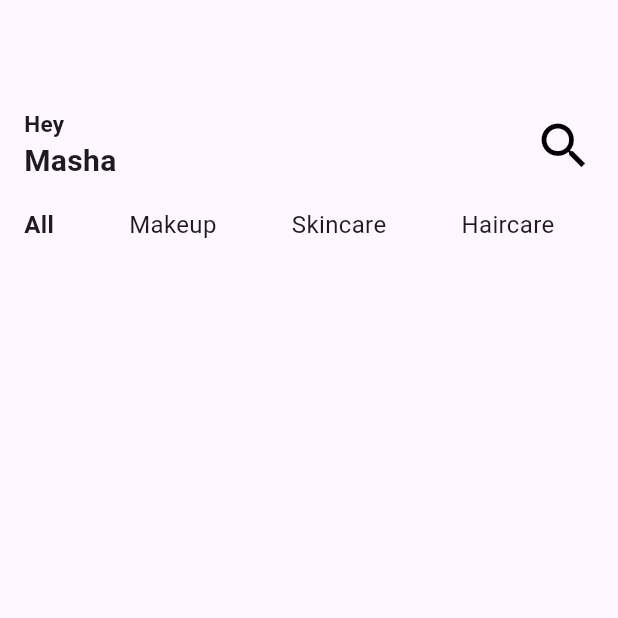
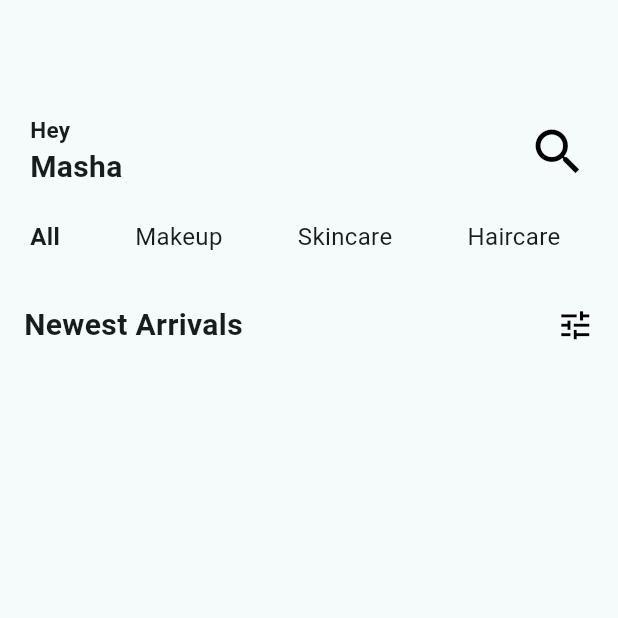
Before and after one commit to kidu90/cosmetics_supplies_mobile_application, a Flutter app: the screen it shows after launch, on a phone screen of 412 x 824 dp, the top half of it. Run offline on Flutter 3.47's test engine with Material 3 defaults, Android fonts, the light colour scheme and no system bars.

Commit message:
Update theme color and adjust padding in home screen layout

```diff
--- a/lib/main.dart
+++ b/lib/main.dart
@@ -14,7 +14,7 @@ class MyApp extends StatelessWidget {
     return MaterialApp(
       title: 'Flutter Demo',
       theme: ThemeData(
-        colorScheme: ColorScheme.fromSeed(seedColor: Colors.deepPurple),
+        colorScheme: ColorScheme.fromSeed(seedColor: Colors.white),
         useMaterial3: true,
       ),
       home: const HomeScreen(),
--- a/lib/screens/home_screen.dart
+++ b/lib/screens/home_screen.dart
@@ -15,7 +15,7 @@ class HomeScreen extends StatelessWidget {
           crossAxisAlignment: CrossAxisAlignment.start,
           children: [
             Padding(
-              padding: const EdgeInsets.all(16.0),
+              padding: const EdgeInsets.all(20.0),
               child: Row(
                 mainAxisAlignment: MainAxisAlignment.spaceBetween,
                 children: [
@@ -42,7 +42,29 @@ class HomeScreen extends StatelessWidget {
                 ],
               ),
             ),
-            CategoryCard()
+            CategoryCard(),
+            Column(
+              children: [
+                Padding(
+                  padding: const EdgeInsets.all(16.0),
+                  child: Row(
+                    mainAxisAlignment: MainAxisAlignment.spaceBetween,
+                    children: [
+                      Text(
+                        "Newest Arrivals",
+                        style: TextStyle(
+                            fontSize: 20, fontWeight: FontWeight.w600),
+                      ),
+                      Icon(
+                        Icons.tune,
+                        size: 25,
+                        color: Colors.black,
+                      )
+                    ],
+                  ),
+                ),
+              ],
+            )
           ],
         )));
   }
--- a/lib/shared/category_card.dart
+++ b/lib/shared/category_card.dart
@@ -18,7 +18,7 @@ class _CategoryCardState extends State<CategoryCard> {
       child: ListView.builder(
         scrollDirection: Axis.horizontal,
         itemCount: _categories.length,
-        padding: const EdgeInsets.symmetric(horizontal: 16),
+        padding: const EdgeInsets.symmetric(horizontal: 20),
         itemBuilder: (context, index) {
           return Padding(
             padding: const EdgeInsets.only(right: 50),
```
